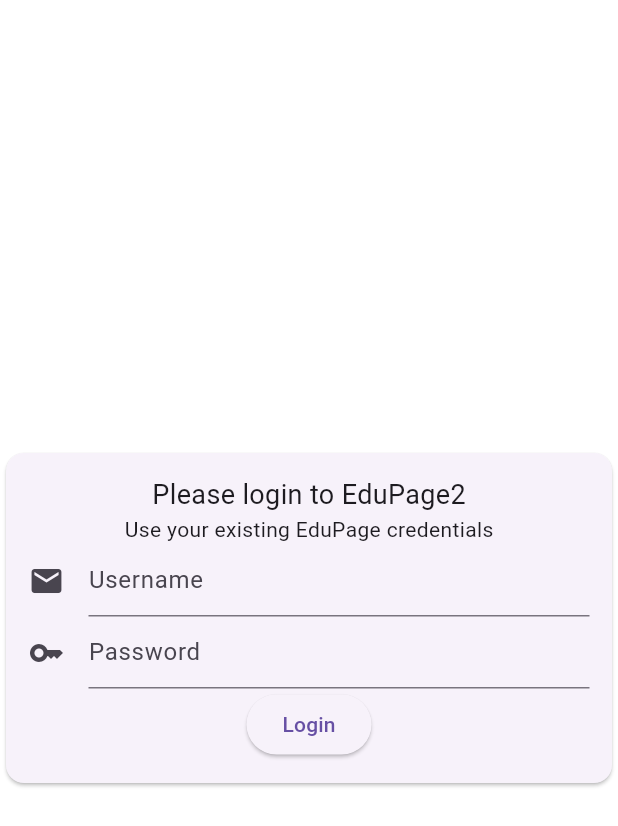
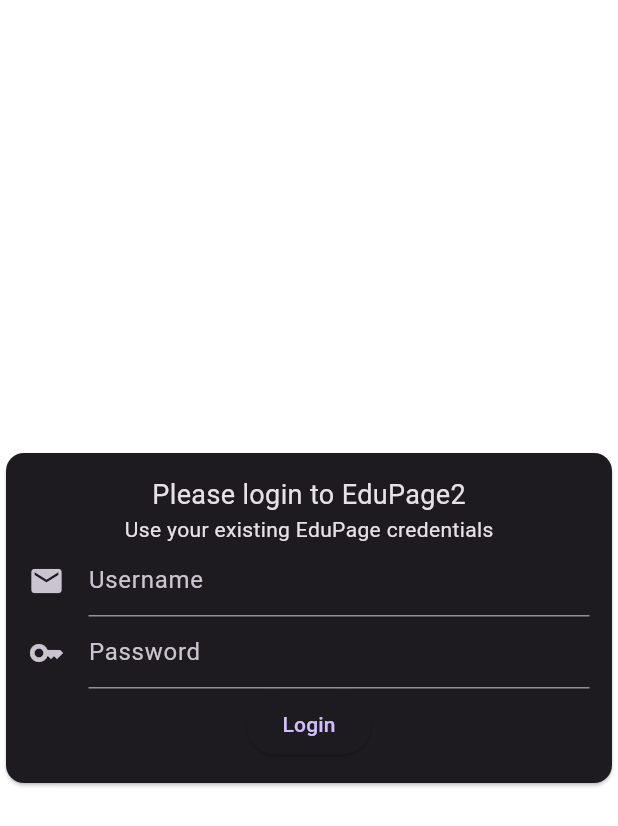
Before and after one commit to DislikesSchool/EduPage2, a Flutter app: the screen it shows after launch, on a phone screen of 412 x 824 dp. Shown: the top 826 px of the screen. Run offline on Flutter 3.47's test engine with Material 2 defaults, Android fonts, the phone set to English and light mode, and no system bars; our stand-ins replace dio, sentry_flutter, shared_preferences; missing offline and left inert: dio_http_cache, flutter_session_manager; generated files the repository leaves out were written again; statements that could not run were skipped.

Commit message:
Set app to dark mode and bump version to 1.2.3

```diff
--- a/lib/home.dart
+++ b/lib/home.dart
@@ -256,7 +256,7 @@
             const AboutListTile(
               icon: Icon(Icons.info_outline),
               applicationName: 'EduPage2',
-              applicationVersion: 'Beta 1.2.2 Build 1',
+              applicationVersion: 'Beta 1.2.3 Build 1',
               applicationLegalese: '©2023 Jakub Palacký',
               dense: true,
             ),
--- a/lib/main.dart
+++ b/lib/main.dart
@@ -49,7 +49,7 @@
         brightness: Brightness.dark,
         useMaterial3: true,
       ),
-      themeMode: ThemeMode.system,
+      themeMode: ThemeMode.dark,
       home: const PageBase(),
     );
   }
--- a/pubspec.yaml
+++ b/pubspec.yaml
@@ -16,7 +16,7 @@
 # https://developer.apple.com/library/archive/documentation/General/Reference/InfoPlistKeyReference/Articles/CoreFoundationKeys.html
 # In Windows, build-name is used as the major, minor, and patch parts
 # of the product and file versions while build-number is used as the build suffix.
-version: 1.2.2+1
+version: 1.2.3+1
 
 environment:
   sdk: ">=2.19.0 <3.0.0"
```
